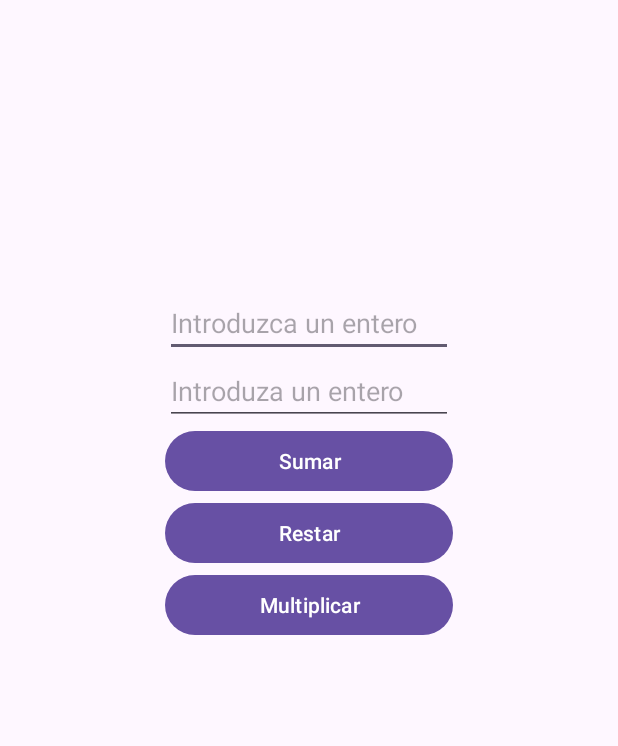
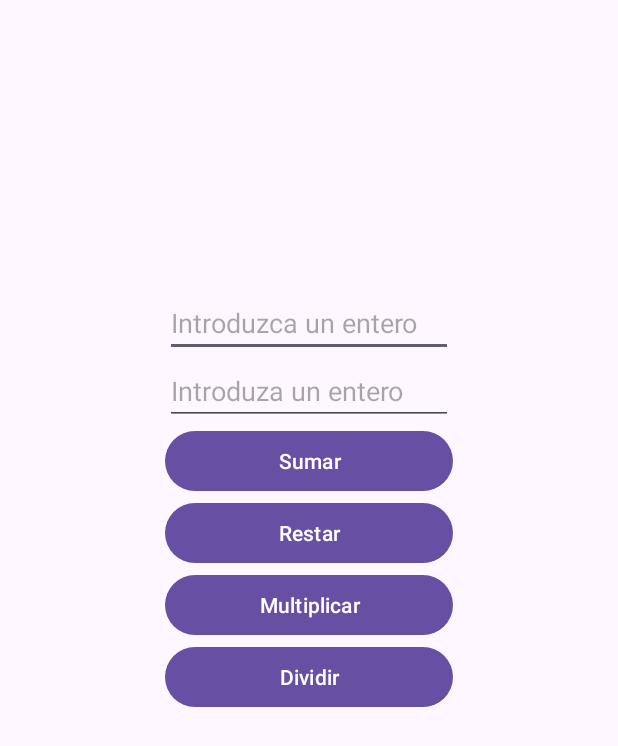
Before and after one commit to luisebt995/Calculadora, an Android app: the screen it shows after launch (MainActivity), on a phone screen of 412 x 824 dp. Shown: the top 746 px of the screen. Run offline under Robolectric (Android 15) with nearby library versions, the phone set to English and light mode, and no system bars.

Commit message:
Add 'Dividir' button

```diff
--- a/app/src/main/java/com/example/calculador/MainActivity.kt
+++ b/app/src/main/java/com/example/calculador/MainActivity.kt
@@ -16,11 +16,13 @@ class MainActivity : AppCompatActivity() {
         val suma:Button = findViewById(R.id.btnSumar)
         val resta:Button = findViewById(R.id.btnRestar)
         val multiplica:Button = findViewById(R.id.btnMultiplicar)
+        val divide:Button = findViewById(R.id.btnDividir)
         val output:TextView = findViewById(R.id.txtResult)
 
         suma.setOnClickListener { sumarMetodo(x1, x2, output) }
         resta.setOnClickListener { restarMetodo(x1, x2, output) }
         multiplica.setOnClickListener { multiplicarMetodo(x1, x2, output) }
+        divide.setOnClickListener { dividirMetodo(x1, x2, output) }
     }
 
     private fun sumarMetodo(obj1:EditText, obj2:EditText, res:TextView){
@@ -50,4 +52,13 @@ class MainActivity : AppCompatActivity() {
             res.text = (num1 * num2).toString()
         }
     }
+
+    private fun dividirMetodo(obj1:EditText, obj2:EditText, res:TextView){
+        val num1 = obj1.text.toString().toIntOrNull()
+        val num2 = obj2.text.toString().toIntOrNull()
+        if (num1 == null || num2 == null) res.text ="Introduzca ambos numeros"
+        else{
+            res.text = (num1 / num2).toString()
+        }
+    }
 }
--- a/app/src/main/res/layout/activity_main.xml
+++ b/app/src/main/res/layout/activity_main.xml
@@ -51,6 +51,12 @@
             android:layout_height="wrap_content"
             android:text="Multiplicar" />
 
+        <Button
+            android:id="@+id/btnDividir"
+            android:layout_width="match_parent"
+            android:layout_height="wrap_content"
+            android:text="Dividir" />
+
         <TextView
             android:id="@+id/txtResult"
             android:layout_width="match_parent"
```
